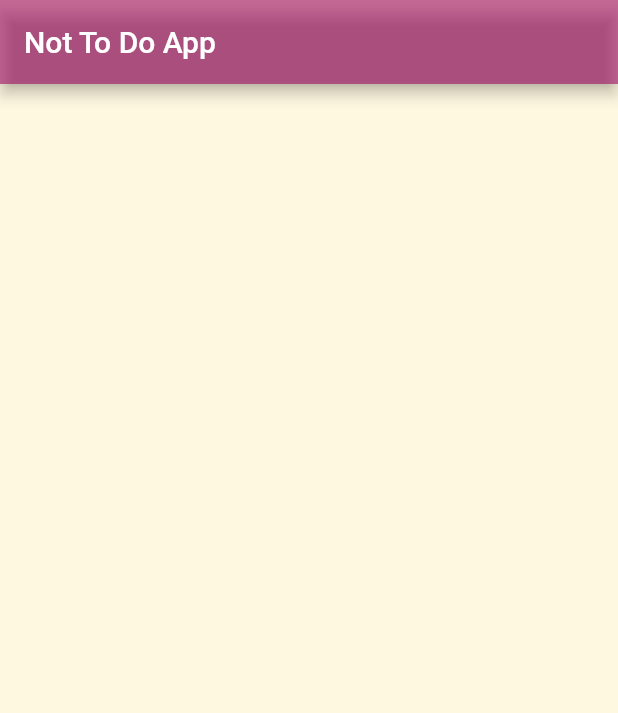
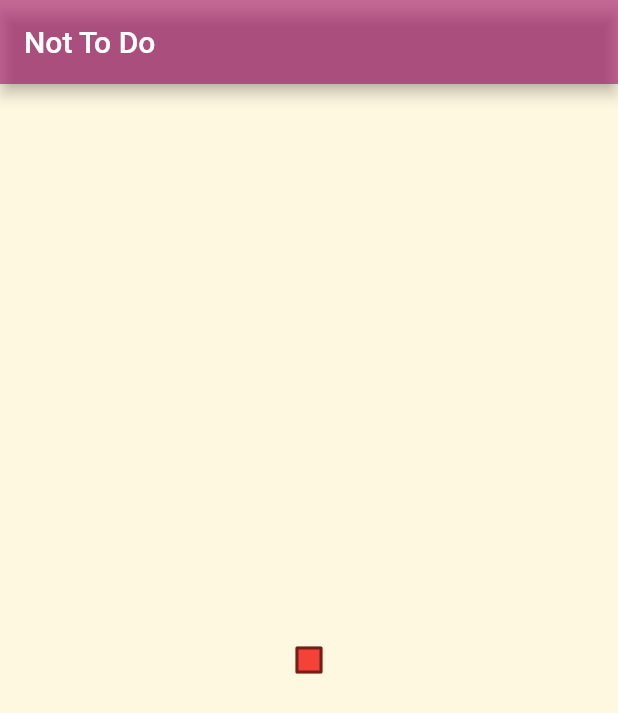
Before and after one commit to Eastynfromeast/not_to_do, a Flutter app: the screen it shows after launch, on a phone screen of 412 x 824 dp. Shown: the top 713 px of the screen. Run offline on Flutter 3.47's test engine with Material 2 defaults, Android fonts, the phone set to English and light mode, and no system bars.

Commit message:
Add a Checkbox example to learn the Checkbox Class

```diff
--- a/lib/main.dart
+++ b/lib/main.dart
@@ -1,18 +1,65 @@
-// import 'dart:collection';
+import 'dart:collection';
 
 import 'package:flutter/material.dart';
 
 void main() {
-  runApp(
-    MaterialApp(
+  runApp(const MyApp());
+}
+
+class MyApp extends StatelessWidget {
+  const MyApp({super.key});
+
+  static const String _title = "Not To Do";
+
+  @override
+  Widget build(BuildContext context) {
+    return MaterialApp(
       home: Scaffold(
         backgroundColor: Colors.amber[50],
         appBar: AppBar(
-          title: const Text('Not To Do App'),
-          backgroundColor: Color(0x919D0161),
+          title: const Text(_title),
+          backgroundColor: const Color(0x919D0161),
         ),
-        body: Center(),
+        body: const Center(
+          child: MyStatefulWidget(),
+        ),
       ),
-    ),
-  );
+    );
+  }
 }
+
+class MyStatefulWidget extends StatefulWidget {
+  const MyStatefulWidget({super.key});
+
+  @override
+  State<MyStatefulWidget> createState() => _MyStatefulWidget();
+}
+
+class _MyStatefulWidget extends State<MyStatefulWidget> {
+  bool isChecked = false;
+
+  @override
+  Widget build(BuildContext context) {
+    Color getColor(Set<MaterialState> states) {
+      const Set<MaterialState> interactiveStates = <MaterialState>{
+        MaterialState.pressed,
+        MaterialState.hovered,
+        MaterialState.focused,
+      };
+      if (states.any(interactiveStates.contains)) {
+        return Colors.blue;
+      }
+      return Colors.red;
+    }
+
+    return Checkbox(
+        checkColor: Colors.blue[50],
+        fillColor: MaterialStateProperty.resolveWith(getColor),
+        value: isChecked,
+        onChanged: (bool? value) {
+          setState(() {
+            isChecked = value!;
+          });
+        });
+  }
+}
```
Also changed, not shown: 1 other file.
